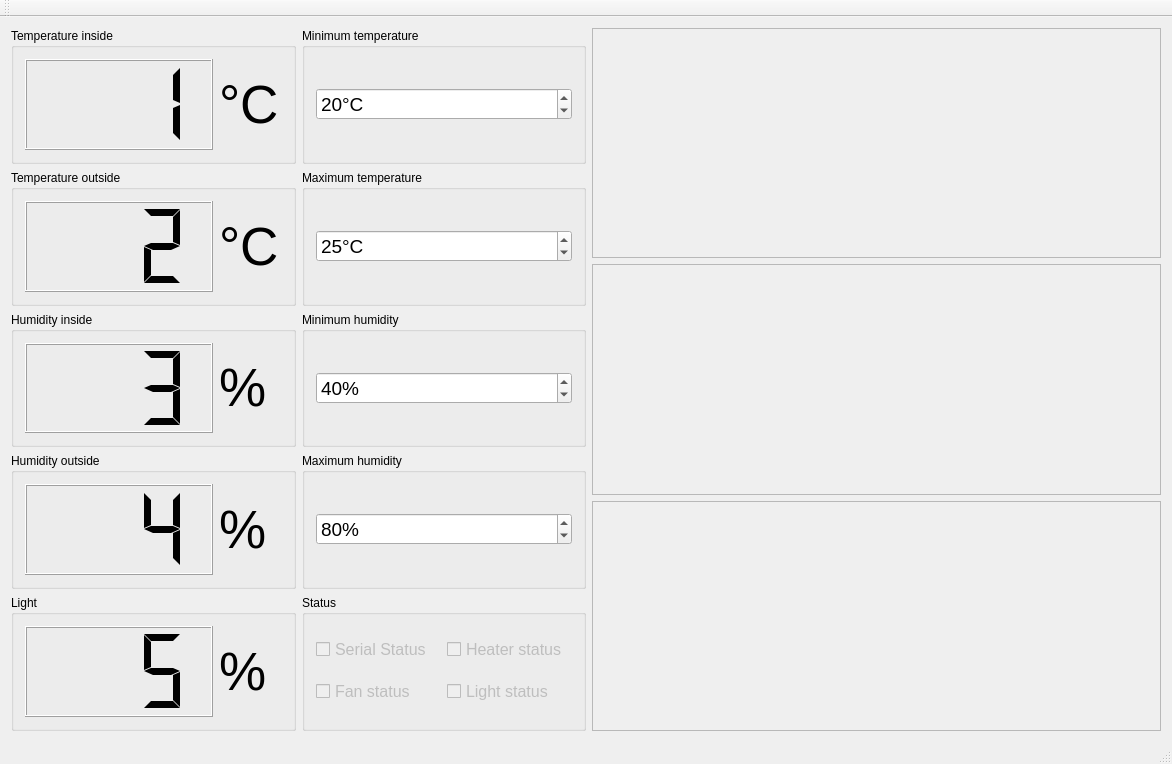
Old version of the form QT Interface/QTInterface/mainwindow.ui in the repository EmilRyberg/SSP-Greenhouse.
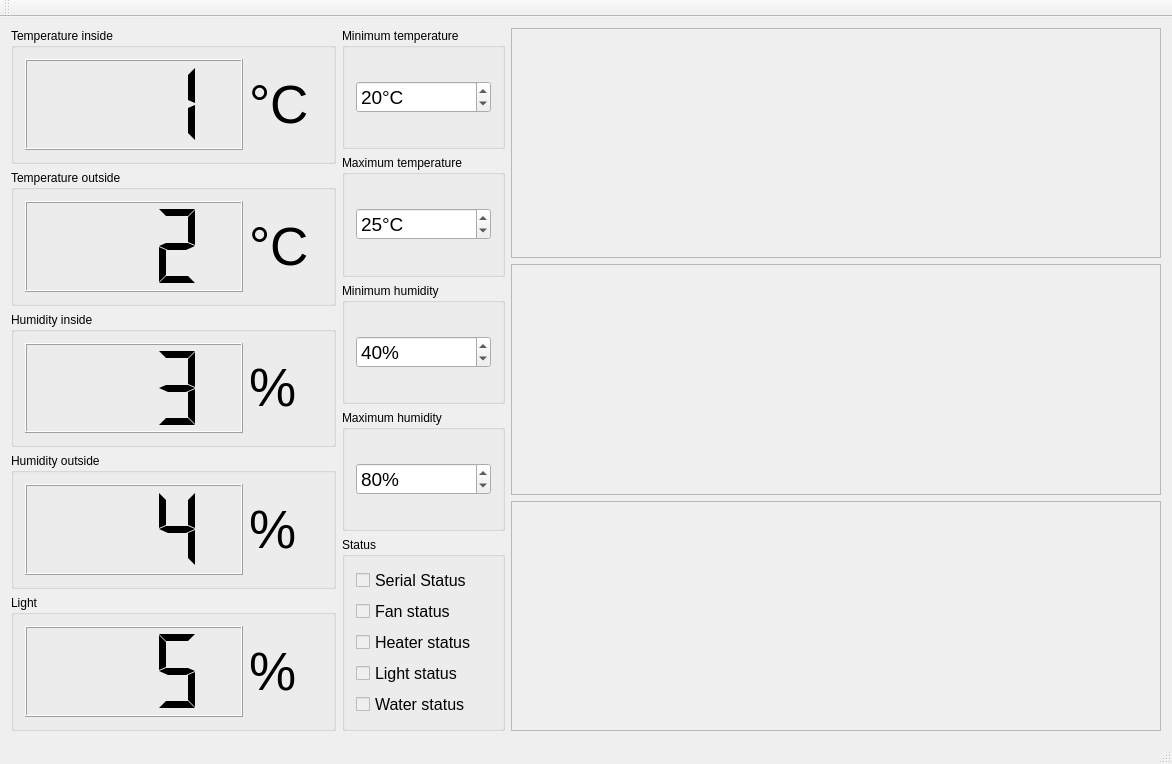
New version of the form.

What changed in the file:
```diff
--- a/QT Interface/QTInterface/mainwindow.ui
+++ b/QT Interface/QTInterface/mainwindow.ui
@@ -14,10 +14,7 @@
    <string>Greenhouse control panel</string>
   </property>
   <widget class="QWidget" name="centralWidget">
-   <layout class="QHBoxLayout" name="horizontalLayout_6" stretch="0,1,1,2">
-    <item>
-     <layout class="QHBoxLayout" name="horizontalLayout_11"/>
-    </item>
+   <layout class="QHBoxLayout" name="horizontalLayout_6" stretch="2,1,4">
     <item>
      <layout class="QVBoxLayout" name="verticalLayout" stretch="0,0,0,0,0">
       <property name="sizeConstraint">
@@ -370,6 +367,70 @@
              <property name="enabled">
               <bool>false</bool>
              </property>
+             <property name="palette">
+              <palette>
+               <active>
+                <colorrole role="WindowText">
+                 <brush brushstyle="SolidPattern">
+                  <color alpha="255">
+                   <red>0</red>
+                   <green>0</green>
+                   <blue>0</blue>
+                  </color>
+                 </brush>
+                </colorrole>
+                <colorrole role="ButtonText">
+                 <brush brushstyle="SolidPattern">
+                  <color alpha="255">
+                   <red>0</red>
+                   <green>0</green>
+                   <blue>0</blue>
+                  </color>
+                 </brush>
+                </colorrole>
+               </active>
+               <inactive>
+                <colorrole role="WindowText">
+                 <brush brushstyle="SolidPattern">
+                  <color alpha="255">
+                   <red>0</red>
+                   <green>0</green>
+                   <blue>0</blue>
+                  </color>
+                 </brush>
+                </colorrole>
+                <colorrole role="ButtonText">
+                 <brush brushstyle="SolidPattern">
+                  <color alpha="255">
+                   <red>0</red>
+                   <green>0</green>
+                   <blue>0</blue>
+                  </color>
+                 </brush>
+                </colorrole>
+               </inactive>
+               <disabled>
+                <colorrole role="WindowText">
+                 <brush brushstyle="SolidPattern">
+                  <color alpha="255">
+                   <red>0</red>
+                   <green>0</green>
+                   <blue>0</blue>
+                  </color>
+                 </brush>
+                </colorrole>
+                <colorrole role="ButtonText">
+                 <brush brushstyle="SolidPattern">
+                  <color alpha="255">
+                   <red>0</red>
+                   <green>0</green>
+                   <blue>0</blue>
+                  </color>
+                 </brush>
+                </colorrole>
+               </disabled>
+              </palette>
+             </property>
              <property name="font">
               <font>
                <pointsize>12</pointsize>
@@ -397,6 +458,43 @@
              <property name="enabled">
               <bool>false</bool>
              </property>
+             <property name="palette">
+              <palette>
+               <active>
+                <colorrole role="WindowText">
+                 <brush brushstyle="SolidPattern">
+                  <color alpha="255">
+                   <red>0</red>
+                   <green>0</green>
+                   <blue>0</blue>
+                  </color>
+                 </brush>
+                </colorrole>
+               </active>
+               <inactive>
+                <colorrole role="WindowText">
+                 <brush brushstyle="SolidPattern">
+                  <color alpha="255">
+                   <red>0</red>
+                   <green>0</green>
+                   <blue>0</blue>
+                  </color>
+                 </brush>
+                </colorrole>
+               </inactive>
+               <disabled>
+                <colorrole role="WindowText">
+                 <brush brushstyle="SolidPattern">
+                  <color alpha="255">
+                   <red>0</red>
+                   <green>0</green>
+                   <blue>0</blue>
+                  </color>
+                 </brush>
+                </colorrole>
+               </disabled>
+              </palette>
+             </property>
              <property name="font">
               <font>
                <pointsize>12</pointsize>
@@ -407,15 +505,48 @@
              </property>
             </widget>
            </item>
-          </layout>
-         </item>
-         <item>
-          <layout class="QVBoxLayout" name="verticalLayout_5">
            <item>
             <widget class="QCheckBox" name="heatStatus">
              <property name="enabled">
               <bool>false</bool>
              </property>
+             <property name="palette">
+              <palette>
+               <active>
+                <colorrole role="WindowText">
+                 <brush brushstyle="SolidPattern">
+                  <color alpha="255">
+                   <red>0</red>
+                   <green>0</green>
+                   <blue>0</blue>
+                  </color>
+                 </brush>
+                </colorrole>
+               </active>
+               <inactive>
+                <colorrole role="WindowText">
+                 <brush brushstyle="SolidPattern">
+                  <color alpha="255">
+                   <red>0</red>
+                   <green>0</green>
+                   <blue>0</blue>
+                  </color>
+                 </brush>
+                </colorrole>
+               </inactive>
+               <disabled>
+                <colorrole role="WindowText">
+                 <brush brushstyle="SolidPattern">
+                  <color alpha="255">
+                   <red>0</red>
+                   <green>0</green>
+                   <blue>0</blue>
+                  </color>
+                 </brush>
+                </colorrole>
+               </disabled>
+              </palette>
+             </property>
              <property name="font">
               <font>
                <pointsize>12</pointsize>
@@ -431,6 +562,43 @@
              <property name="enabled">
               <bool>false</bool>
              </property>
+             <property name="palette">
+              <palette>
+               <active>
+                <colorrole role="WindowText">
+                 <brush brushstyle="SolidPattern">
+                  <color alpha="255">
+                   <red>0</red>
+                   <green>0</green>
+                   <blue>0</blue>
+                  </color>
+                 </brush>
+                </colorrole>
+               </active>
+               <inactive>
+                <colorrole role="WindowText">
+                 <brush brushstyle="SolidPattern">
+                  <color alpha="255">
+                   <red>0</red>
+                   <green>0</green>
+                   <blue>0</blue>
+                  </color>
+                 </brush>
+                </colorrole>
+               </inactive>
+               <disabled>
+                <colorrole role="WindowText">
+                 <brush brushstyle="SolidPattern">
+                  <color alpha="255">
+                   <red>0</red>
+                   <green>0</green>
+                   <blue>0</blue>
+                  </color>
+                 </brush>
+                </colorrole>
+               </disabled>
+              </palette>
+             </property>
              <property name="font">
               <font>
                <pointsize>12</pointsize>
@@ -441,6 +609,58 @@
              </property>
             </widget>
            </item>
+           <item>
+            <widget class="QCheckBox" name="waterStatus">
+             <property name="enabled">
+              <bool>false</bool>
+             </property>
+             <property name="palette">
+              <palette>
+               <active>
+                <colorrole role="WindowText">
+                 <brush brushstyle="SolidPattern">
+                  <color alpha="255">
+                   <red>0</red>
+                   <green>0</green>
+                   <blue>0</blue>
+                  </color>
+                 </brush>
+                </colorrole>
+               </active>
+               <inactive>
+                <colorrole role="WindowText">
+                 <brush brushstyle="SolidPattern">
+                  <color alpha="255">
+                   <red>0</red>
+                   <green>0</green>
+                   <blue>0</blue>
+                  </color>
+                 </brush>
+                </colorrole>
+               </inactive>
+               <disabled>
+                <colorrole role="WindowText">
+                 <brush brushstyle="SolidPattern">
+                  <color alpha="255">
+                   <red>0</red>
+                   <green>0</green>
+                   <blue>0</blue>
+                  </color>
+                 </brush>
+                </colorrole>
+               </disabled>
+              </palette>
+             </property>
+             <property name="font">
+              <font>
+               <pointsize>12</pointsize>
+              </font>
+             </property>
+             <property name="text">
+              <string>Water status</string>
+             </property>
+            </widget>
+           </item>
           </layout>
          </item>
         </layout>
```
